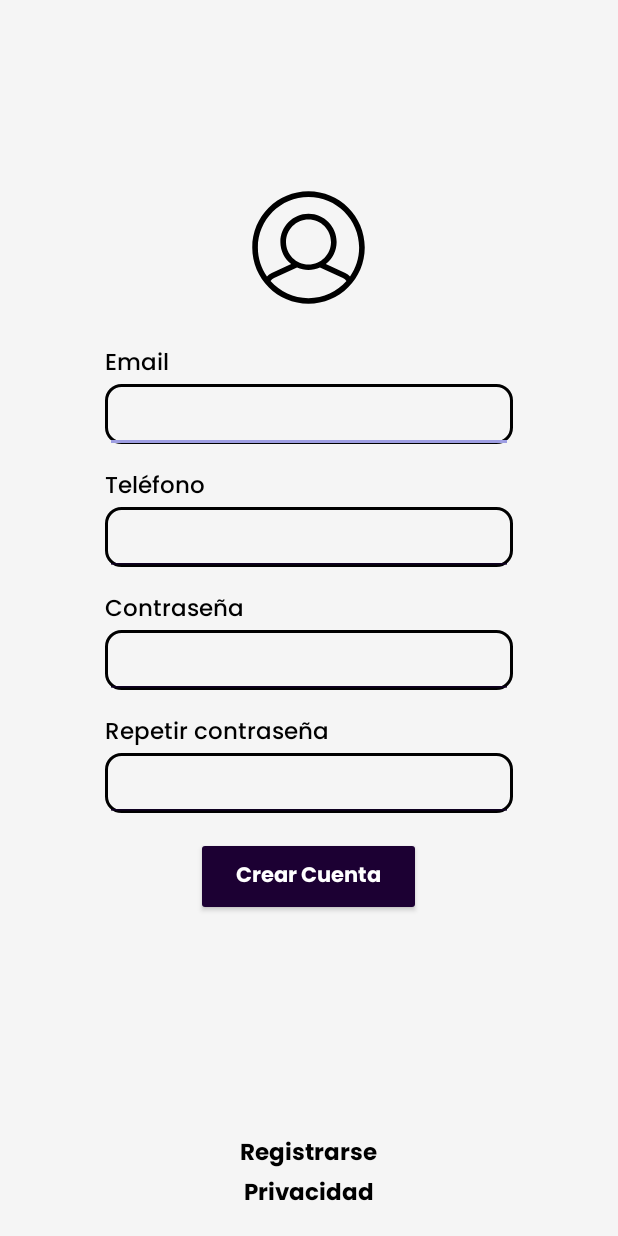
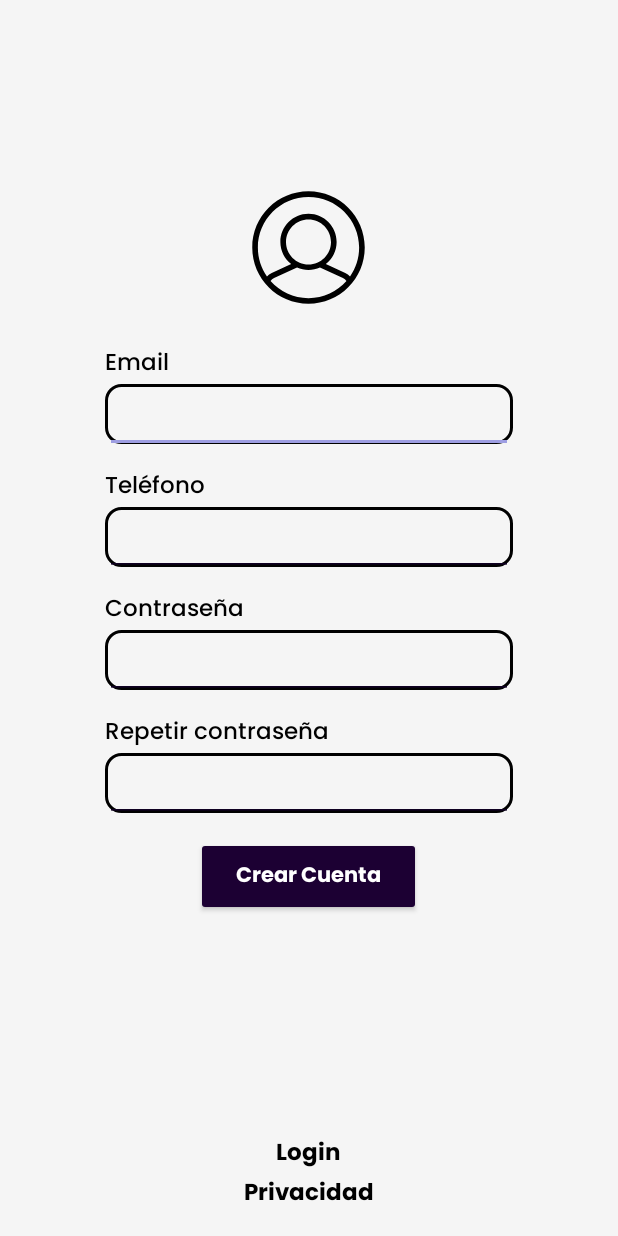
Before and after one commit to Keyla-Batzin/app, an Android app: the SingUp screen opened directly, with no data from a screen before it, on a phone screen of 412 x 824 dp. Run offline under Robolectric (Android 15) with nearby library versions, the phone set to English and light mode, and no system bars.

Commit message:
Programando los primeros botones

```diff
--- a/app/src/main/java/com/example/bloom/SingUp.kt
+++ b/app/src/main/java/com/example/bloom/SingUp.kt
@@ -1,6 +1,10 @@
 package com.example.bloom
 
+import android.content.Intent
 import android.os.Bundle
+import android.widget.Button
+import android.widget.TextView
+import android.widget.Toast
 import androidx.activity.enableEdgeToEdge
 import androidx.appcompat.app.AppCompatActivity
 import androidx.core.view.ViewCompat
@@ -11,10 +15,25 @@ class SingUp : AppCompatActivity() {
         super.onCreate(savedInstanceState)
         enableEdgeToEdge()
         setContentView(R.layout.activity_sing_up)
-        ViewCompat.setOnApplyWindowInsetsListener(findViewById(R.id.main)) { v, insets ->
-            val systemBars = insets.getInsets(WindowInsetsCompat.Type.systemBars())
-            v.setPadding(systemBars.left, systemBars.top, systemBars.right, systemBars.bottom)
-            insets
+
+        val btn_login = findViewById<Button>(R.id.btn_login)
+
+        btn_login.setOnClickListener {
+            // Mostrar un Toast antes de cambiar de actividad
+            Toast.makeText(this, "Cuenta creada con éxito", Toast.LENGTH_SHORT).show()
+
+            // Cambiar a la Login al crear la cuenta
+            val intent = Intent(this@SingUp, Login::class.java)
+            startActivity(intent)
         }
+
+        val textLogin = findViewById<TextView>(R.id.textIrALogin)
+
+        textLogin.setOnClickListener {
+            // Cambiar a la actividad Login
+            val intent = Intent(this@SingUp, Login::class.java)
+            startActivity(intent)
+        }
+
     }
 }
--- a/app/src/main/res/layout/activity_sing_up.xml
+++ b/app/src/main/res/layout/activity_sing_up.xml
@@ -113,10 +113,10 @@
             android:orientation="vertical">
             <!-- Texto -->
             <TextView
-                android:id="@+id/textRegistrar"
+                android:id="@+id/textIrALogin"
                 style="@style/Texto_Blod"
                 android:clickable="true"
-                android:text="@string/registrarse"/>
+                android:text="@string/login"/>
 
             <TextView
                 android:id="@+id/textPrivacidad"
```
Also changed, not shown: app/src/main/java/com/example/bloom/Login.kt (+21 -0 lines).
